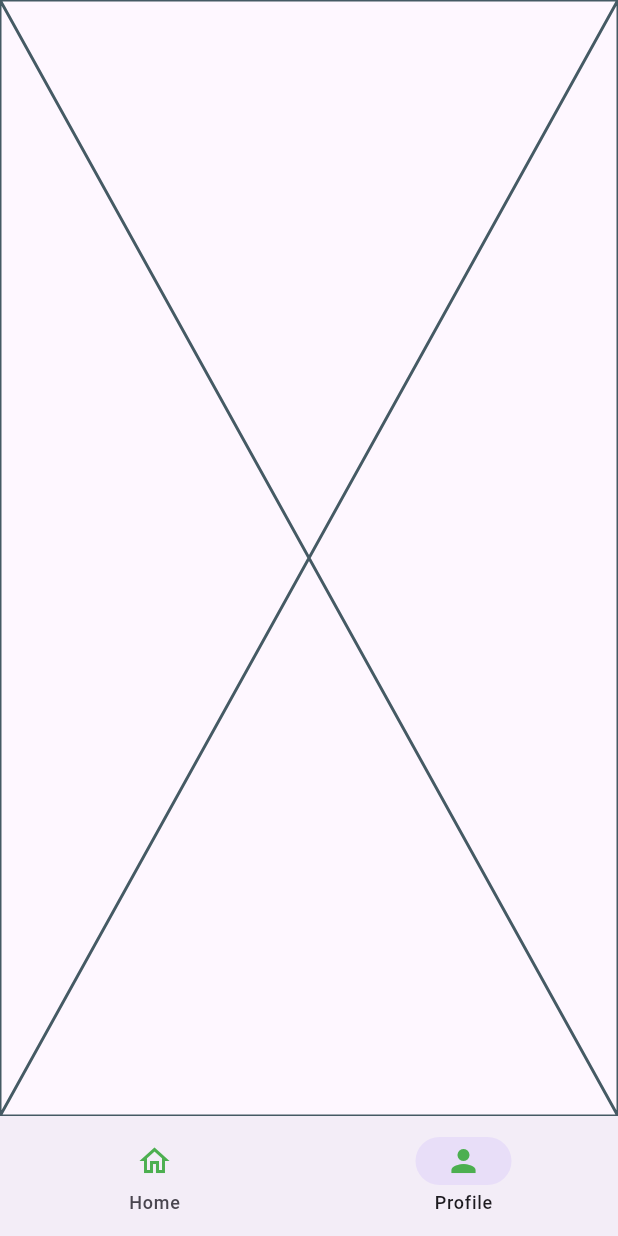
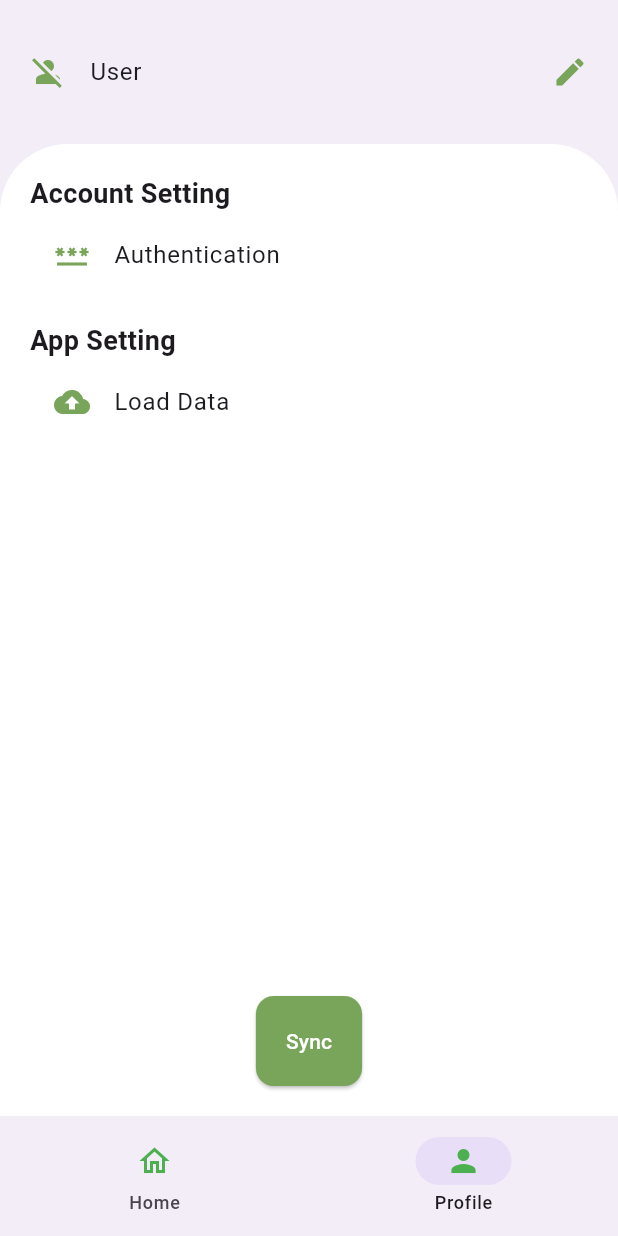
Before and after one commit to Feysel-6/to_do, a Flutter app: the screen it shows after launch, item 2 of the bottom bar chosen, on a phone screen of 412 x 824 dp. Run offline on Flutter 3.47's test engine with Material 3 defaults, Android fonts, the phone set to English and light mode, and no system bars.

Commit message:
Implement Home and Profile screens with state management
- Add `HomeScreen` featuring `NoteCard` grid and `CategoriesBottomSheet`
- Implement `ProfileScreen` using `ProfileHeader` and `SettingsContainer` widgets
- Introduce `HomeViewModel` and `HomeViewModelProvider` for dependency injection
- Create `Dimens` class for layout constants and update `AppColors`
- Define `Assets` class and register image path in `pubspec.yaml`
- Update `main.dart` to initialize `HomeViewModelProvider`

```diff
--- /dev/null
+++ b/lib/core/assets.dart
@@ -0,0 +1,4 @@
+abstract final class Assets {
+  static const notePreview1 = 'assets/images/note.png';
+  static const notePreview = 'assets/images/note_preview.png';
+}
--- /dev/null
+++ b/lib/core/dependencies.dart
@@ -0,0 +1,24 @@
+import 'package:flutter/cupertino.dart';
+import 'package:flutter_mapp/ui/home/view_models/home_viewmodel.dart';
+
+class HomeViewModelProvider extends InheritedWidget {
+  const HomeViewModelProvider({
+    super.key,
+    required super.child,
+    required this.viewModel,
+  });
+
+  final HomeViewModel viewModel;
+
+  static HomeViewModel of(BuildContext context) {
+    final HomeViewModelProvider? provider = context
+        .dependOnInheritedWidgetOfExactType<HomeViewModelProvider>();
+    assert(provider != null, 'No HomeViewModelProvider found in context');
+    return provider!.viewModel;
+  }
+
+  @override
+  bool updateShouldNotify(HomeViewModelProvider oldWidget) {
+    return viewModel != oldWidget.viewModel;
+  }
+}
--- a/lib/main.dart
+++ b/lib/main.dart
@@ -1,4 +1,6 @@
 import 'package:flutter/material.dart';
+import 'package:flutter_mapp/core/dependencies.dart';
+import 'package:flutter_mapp/ui/home/view_models/home_viewmodel.dart';
 import 'navigation_wrapper.dart';
 
 void main() {
@@ -10,9 +12,12 @@ class MyApp extends StatelessWidget {
 
   @override
   Widget build(BuildContext context) {
-    return MaterialApp(
-      debugShowCheckedModeBanner: false,
-      home: NavigationWrapper(),
+    return HomeViewModelProvider(
+      viewModel: HomeViewModel(),
+      child: MaterialApp(
+        debugShowCheckedModeBanner: false,
+        home: NavigationWrapper(),
+      ),
     );
   }
 }
--- a/lib/navigation_wrapper.dart
+++ b/lib/navigation_wrapper.dart
@@ -1,4 +1,5 @@
 import 'package:flutter/material.dart';
+import 'package:flutter_mapp/ui/home/view_models/home_viewmodel.dart';
 import 'package:flutter_mapp/ui/profile/widgets/profile_screen.dart';
 
 import 'ui/home/widgets/home_screen.dart';
--- a/lib/ui/core/themes/colors.dart
+++ b/lib/ui/core/themes/colors.dart
@@ -2,4 +2,6 @@ import 'package:flutter/material.dart';
 
 abstract final class AppColors{
   static const primary = Color(0xFFDDFFBB);
+  static const secondary = Color(0xFFF3EDF7);
+  static const green = Color(0xFF78A55A);
 }
--- /dev/null
+++ b/lib/ui/core/themes/dimens.dart
@@ -0,0 +1,18 @@
+class Dimens {
+  const Dimens._();
+
+  static const double appBarElevation = 2.0;
+  static const int homeGridCount = 2;
+  static const double homeGridChildAspectRatio = 0.75;
+
+  static const double cardElevation = 1.0;
+
+  static const double bottomSheetHeight = 300.0;
+  static const double spaceBetweenSections = 16.0;
+  static const int categoryGridCount = 4;
+  static const double headerFontSize = 18.0;
+
+  static const double padding = 20.0;
+  static const double settingBorderRadius = 45.0;
+
+}
--- /dev/null
+++ b/lib/ui/home/view_models/home_viewmodel.dart
@@ -0,0 +1,19 @@
+import 'package:flutter/material.dart';
+
+class HomeViewModel extends ChangeNotifier{
+    final List<Color> _colors = [
+      Colors.green,
+      Colors.yellow,
+      Colors.red,
+      Colors.white,
+      Colors.blue,
+      Colors.pink,
+      Colors.orange,
+      Colors.black,
+      Colors.brown,
+      Colors.purple,
+      Colors.grey,
+    ];
+
+    List<Color> get colors => _colors;
+  }
--- /dev/null
+++ b/lib/ui/profile/widgets/profile_header.dart
@@ -0,0 +1,20 @@
+import 'package:flutter/material.dart';
+import 'package:flutter_mapp/ui/core/themes/dimens.dart';
+
+import '../../core/themes/colors.dart';
+
+class ProfileHeader extends StatelessWidget {
+  const ProfileHeader({
+    super.key,
+  });
+
+  @override
+  Widget build(BuildContext context) {
+    return ListTile(
+      leading: Icon(Icons.person_off, color: AppColors.green),
+      title: const Text('User'),
+      trailing: Icon(Icons.edit, color: AppColors.green,),
+      contentPadding: EdgeInsets.all(Dimens.padding),
+    );
+  }
+}
--- a/lib/ui/profile/widgets/profile_screen.dart
+++ b/lib/ui/profile/widgets/profile_screen.dart
@@ -1,10 +1,24 @@
 import 'package:flutter/material.dart';
+import 'package:flutter_mapp/ui/profile/widgets/profile_header.dart';
+import 'package:flutter_mapp/ui/profile/widgets/settings_container.dart';
+
+import '../../core/themes/colors.dart';
 
 class ProfileScreen extends StatelessWidget {
   const ProfileScreen({super.key});
 
   @override
   Widget build(BuildContext context) {
-    return const Placeholder();
+    return Scaffold(
+      backgroundColor: AppColors.secondary,
+      body: Column(
+        children: [
+          ProfileHeader(),
+          Expanded(
+            child: SettingsContainer(),
+          ),
+        ],
+      ),
+    );
   }
 }
--- /dev/null
+++ b/lib/ui/profile/widgets/settings_container.dart
@@ -0,0 +1,92 @@
+import 'package:flutter/material.dart';
+import 'package:flutter_mapp/ui/core/themes/dimens.dart';
+
+import '../../core/themes/colors.dart';
+
+class SettingsContainer extends StatelessWidget {
+  const SettingsContainer({
+    super.key,
+  });
+
+  @override
+  Widget build(BuildContext context) {
+    return Container(
+      padding: EdgeInsets.all(Dimens.padding),
+      decoration: BoxDecoration(
+        color: Colors.white,
+        borderRadius: BorderRadius.vertical(top: Radius.circular(Dimens.settingBorderRadius)),
+      ),
+      child: Column(
+        mainAxisSize: MainAxisSize.max,
+        children: [
+          _SectionTitle(title: 'Account Setting'),
+          _SettingItem(title: 'Authentication', icon: Icons.password,),
+          SizedBox(height: Dimens.spaceBetweenSections),
+          _SectionTitle(title: 'App Setting'),
+          _SettingItem(title: 'Load Data', icon: Icons.cloud_upload,),
+          const Spacer(),
+          _SyncButton(),
+        ],
+      ),
+    );
+  }
+}
+
+class _SyncButton extends StatelessWidget {
+  const _SyncButton();
+
+  @override
+  Widget build(BuildContext context) {
+    return SafeArea(
+      child: Align(
+        alignment: Alignment.bottomCenter,
+        child: ElevatedButton(
+          onPressed: () {},
+          style: ElevatedButton.styleFrom(
+            backgroundColor: AppColors.green,
+            padding: EdgeInsets.all(Dimens.padding),
+            shape: RoundedRectangleBorder(
+              borderRadius: BorderRadius.all(Radius.circular(12)),
+            ),
+          ),
+          child: Text('Sync', style: TextStyle(color: Colors.white),),
+        ),
+      ),
+    );
+  }
+}
+
+class _SettingItem extends StatelessWidget {
+  const _SettingItem({
+    required this.title, required this.icon,
+  });
+
+  final String title;
+  final IconData icon;
+  @override
+  Widget build(BuildContext context) {
+    return ListTile(
+      leading: Icon(icon, color: AppColors.green),
+      title: Text(title),
+    );
+  }
+}
+
+class _SectionTitle extends StatelessWidget {
+  const _SectionTitle({
+    required this.title,
+  });
+
+  final String title;
+
+  @override
+  Widget build(BuildContext context) {
+    return SizedBox(
+      width: double.infinity,
+      child: Text(
+        title,
+        style: TextStyle(fontSize: Dimens.headerFontSize, fontWeight: FontWeight.bold),
+      ),
+    );
+  }
+}
--- a/pubspec.yaml
+++ b/pubspec.yaml
@@ -58,9 +58,9 @@ flutter:
   uses-material-design: true
 
   # To add assets to your application, add an assets section, like this:
-  # assets:
-  #   - images/a_dot_burr.jpeg
-  #   - images/a_dot_ham.jpeg
+  assets:
+     - assets/images/
+
 
   # An image asset can refer to one or more resolution-specific "variants", see
   # https://flutter.dev/to/resolution-aware-images
```
Also changed, not shown: lib/ui/home/widgets/categories_bottom_sheet.dart (added, +59 -0 lines), lib/ui/home/widgets/home_screen.dart (added, +46 -0 lines), lib/ui/home/widgets/note_card.dart (added, +26 -0 lines).
